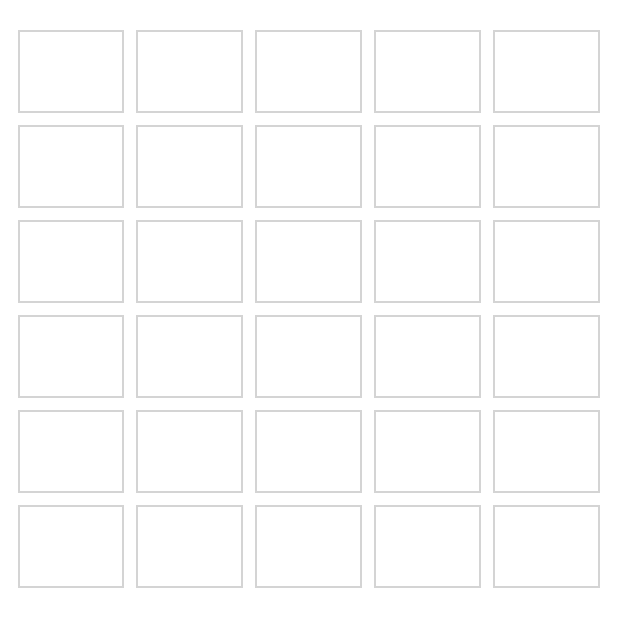
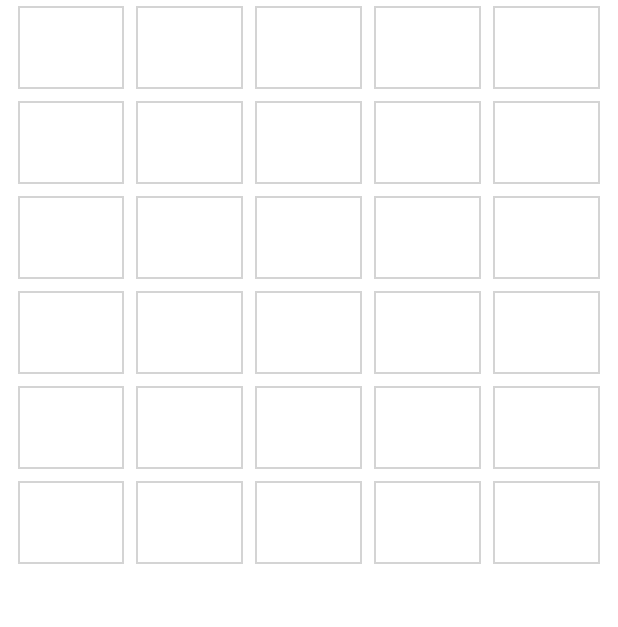
Before and after one commit to kheynov/WordleAndroid, an Android app built with Jetpack Compose: the composable AnswerGrid called with empty values, on a phone screen of 412 x 824 dp. Shown: the top 627 px of the screen. Run offline under Robolectric (Android 15) with nearby library versions, the phone set to English and light mode, and no system bars.

```diff
--- a/app/src/main/java/ru/kheynov/wordlemobile/presentation/screens/game_screen/components/AnswerCell.kt
+++ b/app/src/main/java/ru/kheynov/wordlemobile/presentation/screens/game_screen/components/AnswerCell.kt
@@ -8,7 +8,6 @@ import androidx.compose.foundation.background
 import androidx.compose.foundation.border
 import androidx.compose.foundation.isSystemInDarkTheme
 import androidx.compose.foundation.layout.Box
-import androidx.compose.foundation.layout.defaultMinSize
 import androidx.compose.foundation.layout.height
 import androidx.compose.foundation.layout.padding
 import androidx.compose.foundation.layout.width
@@ -65,7 +64,6 @@ fun AnswerCell(
 
     Box(
         modifier = modifier
-            .defaultMinSize(40.dp, 40.dp)
             .scale(scale.value)
             .graphicsLayer(rotationX = rotation.value)
             .background(
--- a/app/src/main/java/ru/kheynov/wordlemobile/presentation/screens/game_screen/components/AnswerGrid.kt
+++ b/app/src/main/java/ru/kheynov/wordlemobile/presentation/screens/game_screen/components/AnswerGrid.kt
@@ -5,11 +5,13 @@ import android.util.Log
 import androidx.compose.foundation.layout.Box
 import androidx.compose.foundation.layout.Column
 import androidx.compose.foundation.layout.Row
+import androidx.compose.foundation.layout.fillMaxSize
 import androidx.compose.foundation.layout.fillMaxWidth
 import androidx.compose.foundation.layout.height
 import androidx.compose.foundation.layout.padding
 import androidx.compose.material.Surface
 import androidx.compose.runtime.Composable
+import androidx.compose.ui.Alignment
 import androidx.compose.ui.Modifier
 import androidx.compose.ui.tooling.preview.Preview
 import androidx.compose.ui.unit.dp
@@ -28,11 +30,13 @@ fun AnswerGrid(
 ) {
     Box(modifier = modifier
         .fillMaxWidth()
-        .padding(horizontal = 8.dp, vertical = 16.dp)
+        .padding(horizontal = 8.dp),
+        contentAlignment = Alignment.Center
     ) {
-        Column(Modifier.fillMaxWidth()) {
+        Column(Modifier.fillMaxSize()) {
             repeat(size.first) { x ->
-                Row(Modifier.fillMaxWidth()) {
+                Row(Modifier
+                    .fillMaxWidth()) {
                     repeat(size.second) { y ->
                         val cellState = state?.find { cell -> cell.x == x && cell.y == y }
                         AnswerCell(
--- a/app/src/main/java/ru/kheynov/wordlemobile/presentation/screens/game_screen/components/Keyboard.kt
+++ b/app/src/main/java/ru/kheynov/wordlemobile/presentation/screens/game_screen/components/Keyboard.kt
@@ -23,6 +23,7 @@ import ru.kheynov.wordlemobile.presentation.util.LetterState
 
 @Composable
 fun Keyboard(
+    modifier: Modifier = Modifier,
     isActive: Boolean = true,
     state: Map<Char, LetterState>? = null,
     layout: List<List<Key>> = KeyboardLayout.Russian,
@@ -30,7 +31,7 @@ fun Keyboard(
     onEnter: () -> Unit = {},
     onLetterClick: (Char) -> Unit = {},
 ) {
-    Box(modifier = Modifier
+    Box(modifier = modifier
         .fillMaxWidth()
         .padding(4.dp)
     ) {
```
Also changed, not shown: app/src/main/java/ru/kheynov/wordlemobile/presentation/screens/game_screen/GameScreen.kt (+20 -10 lines).
